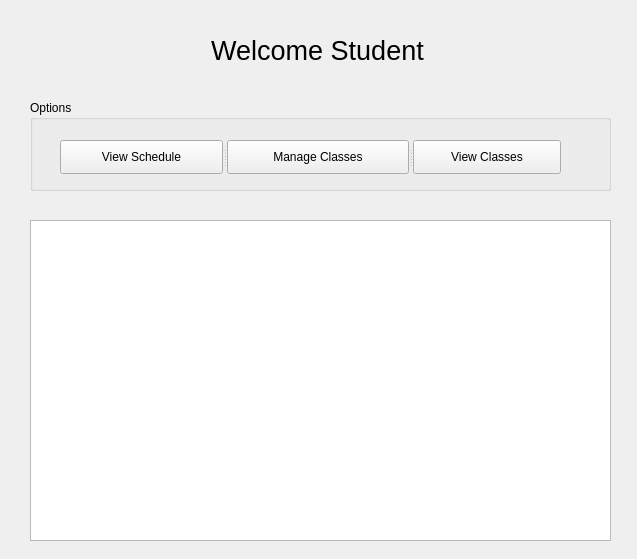
Qt form Form Files/studentView.ui (alixabahena/SIMS) before a commit.
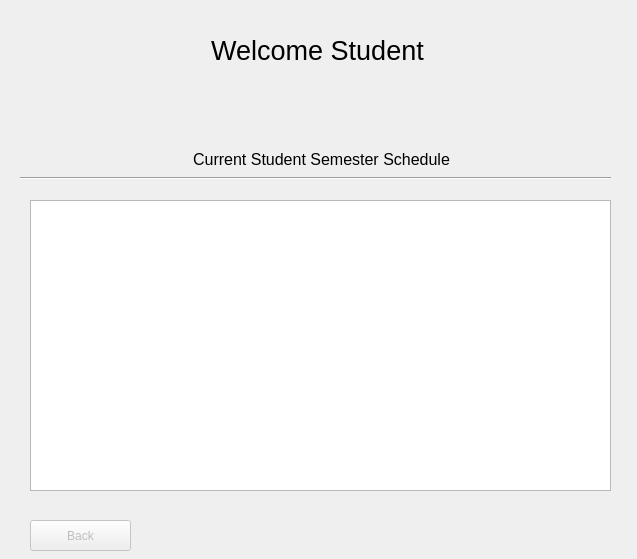
The same form after that commit.

The edit to the form file:
```diff
--- a/Form Files/studentView.ui
+++ b/Form Files/studentView.ui
@@ -34,13 +34,26 @@
     <set>Qt::AlignCenter</set>
    </property>
   </widget>
+  <widget class="QStackedWidget" name="stackedWidget">
+   <property name="geometry">
+    <rect>
+     <x>20</x>
+     <y>90</y>
+     <width>591</width>
+     <height>431</height>
+    </rect>
+   </property>
+   <property name="currentIndex">
+    <number>1</number>
+   </property>
+   <widget class="QWidget" name="page">
   <widget class="QGroupBox" name="optionsGroupBox">
    <property name="geometry">
     <rect>
-     <x>30</x>
-     <y>100</y>
+       <x>10</x>
+       <y>30</y>
      <width>581</width>
-     <height>91</height>
+       <height>391</height>
     </rect>
    </property>
    <property name="title">
@@ -51,12 +64,15 @@
      <rect>
       <x>30</x>
       <y>40</y>
-      <width>501</width>
-      <height>34</height>
+        <width>531</width>
+        <height>331</height>
      </rect>
     </property>
     <property name="orientation">
-     <enum>Qt::Horizontal</enum>
+       <enum>Qt::Vertical</enum>
+      </property>
+      <property name="handleWidth">
+       <number>30</number>
     </property>
     <widget class="QPushButton" name="viewScheduleButton">
      <property name="text">
@@ -73,16 +89,78 @@
       <string>View Classes</string>
      </property>
     </widget>
-   </widget>
-  </widget>
-  <widget class="QTableView" name="tableView">
+      <widget class="QPushButton" name="logoutButton">
+       <property name="text">
+        <string>Logout</string>
+       </property>
+      </widget>
+     </widget>
+    </widget>
+   </widget>
+   <widget class="QWidget" name="page_2">
+    <widget class="QTableView" name="scheduleTableView">
    <property name="geometry">
     <rect>
-     <x>30</x>
-     <y>220</y>
+       <x>10</x>
+       <y>110</y>
      <width>581</width>
-     <height>321</height>
-    </rect>
+       <height>291</height>
+      </rect>
+     </property>
+    </widget>
+    <widget class="QLabel" name="scheduleLabel">
+     <property name="geometry">
+      <rect>
+       <x>16</x>
+       <y>49</y>
+       <width>571</width>
+       <height>41</height>
+      </rect>
+     </property>
+     <property name="font">
+      <font>
+       <pointsize>12</pointsize>
+      </font>
+     </property>
+     <property name="midLineWidth">
+      <number>4</number>
+     </property>
+     <property name="text">
+      <string>Current Student Semester Schedule</string>
+     </property>
+     <property name="alignment">
+      <set>Qt::AlignCenter</set>
+     </property>
+    </widget>
+    <widget class="Line" name="line">
+     <property name="geometry">
+      <rect>
+       <x>0</x>
+       <y>80</y>
+       <width>591</width>
+       <height>16</height>
+      </rect>
+     </property>
+     <property name="orientation">
+      <enum>Qt::Horizontal</enum>
+     </property>
+    </widget>
+   </widget>
+  </widget>
+  <widget class="QPushButton" name="backButton">
+   <property name="enabled">
+    <bool>false</bool>
+   </property>
+   <property name="geometry">
+    <rect>
+     <x>30</x>
+     <y>520</y>
+     <width>101</width>
+     <height>31</height>
+    </rect>
+   </property>
+   <property name="text">
+    <string>Back</string>
    </property>
   </widget>
  </widget>
```
Lines whose indentation alone changed are shown as unchanged.
